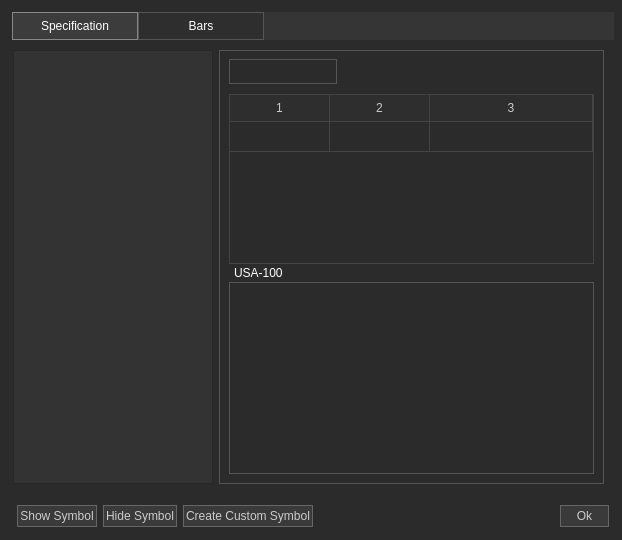
This is Widgets/HistoricalWindow/historicalwindow.ui in ArtemIyX/TradeForge as Qt 5 draws it before an edit. The edited form follows.
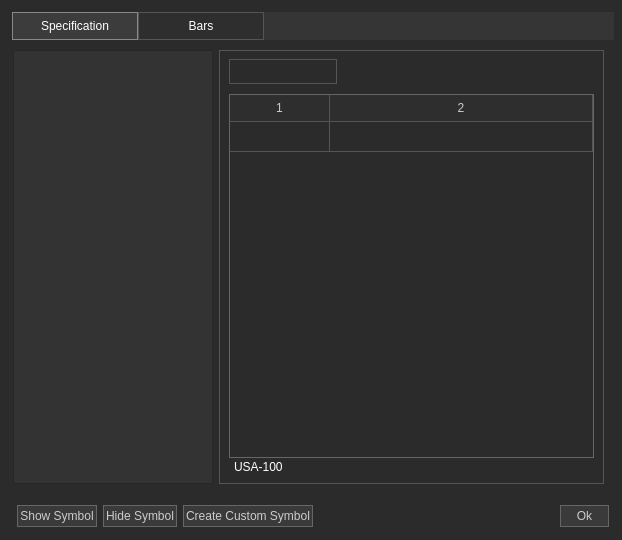
This is the edited form.

Commit message: symbol settings

```diff
--- a/Widgets/HistoricalWindow/historicalwindow.ui
+++ b/Widgets/HistoricalWindow/historicalwindow.ui
@@ -218,25 +218,26 @@
                  </property>
                  <property name="styleSheet">
                   <string notr="true">QTableWidget {
-        border: 1px solid #444;
-        gridline-color: #444;
+        border: 1px solid #666666;
+        gridline-color: #555555;
+		 color: #fff;
 }
 
 QHeaderView::section {
         background-color: #2e2e2e; 
         color: #CCCCCC;              
         padding: 4px;
-        border-top: 0px solid #444;
-        border-left: 0px solid #444;
-        border-right: 1px solid #444;
-		 border-bottom: 1px solid #444;
+        border-top: none;
+        border-left: none;
+        border-right: 1px solid #555555;
+		 border-bottom: 1px solid #555555;
 }</string>
                  </property>
                  <property name="rowCount">
                   <number>1</number>
                  </property>
                  <property name="columnCount">
-                  <number>3</number>
+                  <number>2</number>
                  </property>
                  <attribute name="horizontalHeaderStretchLastSection">
                   <bool>true</bool>
@@ -247,7 +248,6 @@
                  <row/>
                  <column/>
                  <column/>
-                 <column/>
                 </widget>
                </item>
                <item>
@@ -262,21 +262,6 @@
                  </property>
                 </widget>
                </item>
-               <item>
-                <widget class="QTableWidget" name="itemSettingsTable">
-                 <property name="sizePolicy">
-                  <sizepolicy hsizetype="Expanding" vsizetype="Fixed">
-                   <horstretch>0</horstretch>
-                   <verstretch>0</verstretch>
-                  </sizepolicy>
-                 </property>
-                 <property name="styleSheet">
-                  <string notr="true">border: 1px solid #555555;
-color: rgb(255, 255, 255);
-</string>
-                 </property>
-                </widget>
-               </item>
               </layout>
              </widget>
             </item>
```
Left out of the diff: 2 changed lines with no effect on the pictures. The commit also changes 3 other files.
